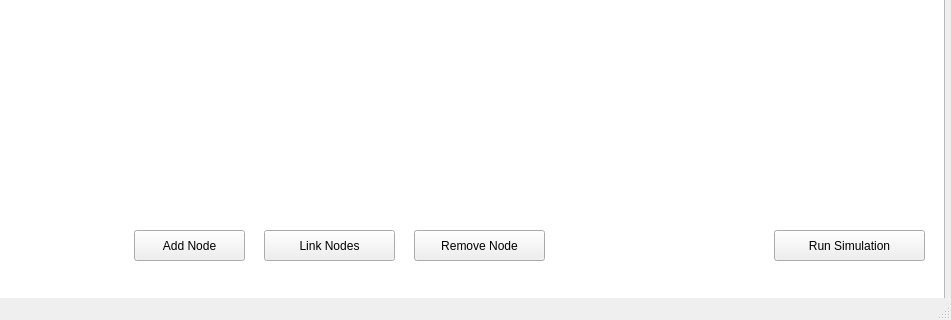
Qt form mainwindow.ui (clara2023/DCS_redes_booleanas) before a commit; both pictures show x 286 to 1237 and y 360 to 680 of the 1237 by 680 pixel window.
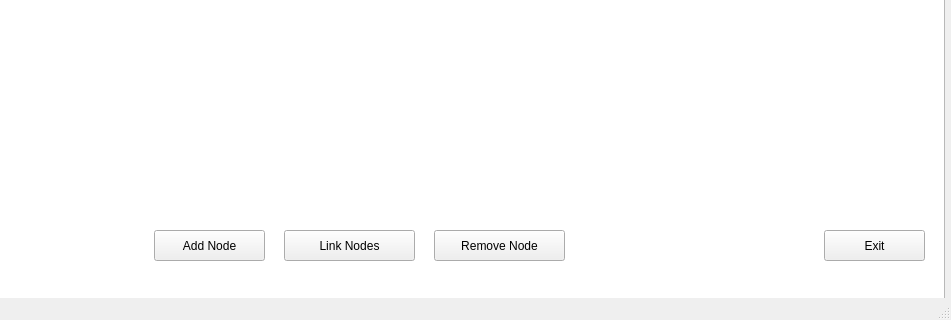
The same form after that commit.

Commit message: Exit button

What changed in the file:
```diff
--- a/mainwindow.ui
+++ b/mainwindow.ui
@@ -40,7 +40,7 @@
    <widget class="QPushButton" name="addNodeButton">
     <property name="geometry">
      <rect>
-      <x>420</x>
+      <x>440</x>
       <y>590</y>
       <width>111</width>
       <height>31</height>
@@ -53,7 +53,7 @@
    <widget class="QPushButton" name="linkNodesButton">
     <property name="geometry">
      <rect>
-      <x>550</x>
+      <x>570</x>
       <y>590</y>
       <width>131</width>
       <height>31</height>
@@ -66,14 +66,14 @@
    <widget class="QPushButton" name="runSimulationButton">
     <property name="geometry">
      <rect>
-      <x>1060</x>
+      <x>1110</x>
       <y>590</y>
-      <width>151</width>
+      <width>101</width>
       <height>31</height>
      </rect>
     </property>
     <property name="text">
-     <string>Run Simulation</string>
+     <string>Exit</string>
     </property>
    </widget>
    <widget class="QLabel" name="statusLabel">
@@ -92,7 +92,7 @@
    <widget class="QPushButton" name="removeNodeButton">
     <property name="geometry">
      <rect>
-      <x>700</x>
+      <x>720</x>
       <y>590</y>
       <width>131</width>
       <height>31</height>
```
Left out of the diff: 2 changed lines with no effect on the pictures. The commit also changes 2 other files.
